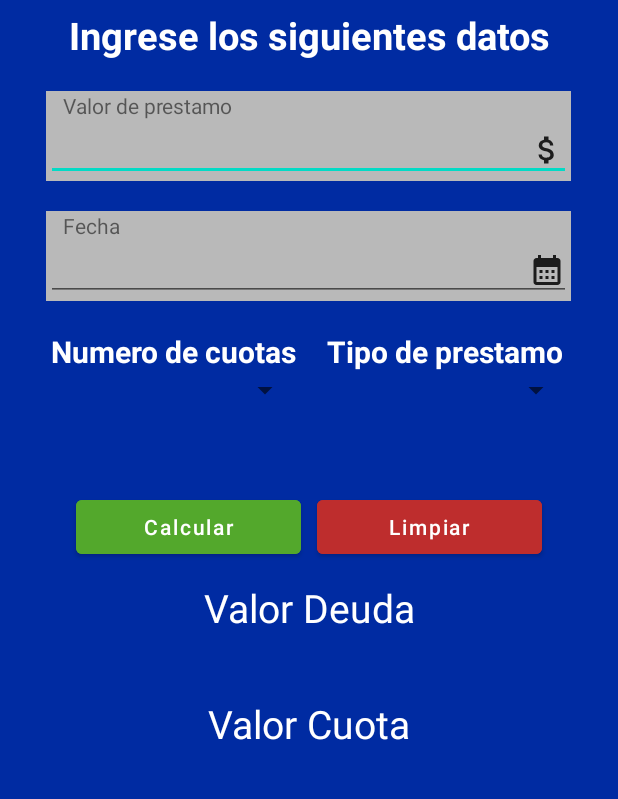
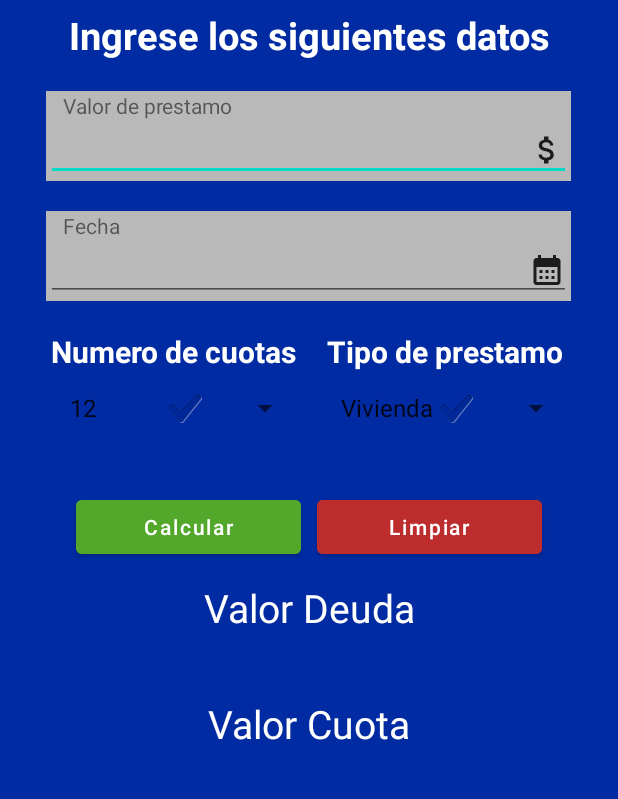
Before and after one commit to Creator125/Practicas-Android-Cesde, an Android app: the screen it shows after launch (MainActivity), on a phone screen of 412 x 824 dp, the part 219-1018 px from its top. Run offline under Robolectric (Android 15) with nearby library versions, the phone set to English and light mode, and no system bars.

Commit message:
FinanciCom/: Se realizó el funcionamiento de la aplicación

```diff
--- a/FinanciCom/FinanciCom/app/src/main/java/com/example/financicom/MainActivity.java
+++ b/FinanciCom/FinanciCom/app/src/main/java/com/example/financicom/MainActivity.java
@@ -3,12 +3,111 @@ package com.example.financicom;
 import androidx.appcompat.app.AppCompatActivity;
 
 import android.os.Bundle;
+import android.view.View;
+import android.widget.AdapterView;
+import android.widget.ArrayAdapter;
+import android.widget.Button;
+import android.widget.EditText;
+import android.widget.Spinner;
+import android.widget.TextView;
+import android.widget.Toast;
 
-public class MainActivity extends AppCompatActivity {
+import java.text.DecimalFormat;
+
+public class MainActivity extends AppCompatActivity implements AdapterView.OnItemSelectedListener {
+    //Arrays para los Spiners
+    String[] cuotas = {"12", "24"};
+    String[] prestamos = {"Vivienda", "Vehiculo"};
+    //La variable que contendrá los items selecionados de los arrays
+    int selecCuotas;
+    String selecPrestamos;
+    //Instaciar los elementos que tiene id
+    EditText valorPrestamo, fecha;
+    TextView valorDeuda, valorCuota;
+    Spinner numCuotas, tipoPrestamo;
+    Button calcular, limpiar;
+
 
     @Override
     protected void onCreate(Bundle savedInstanceState) {
         super.onCreate(savedInstanceState);
         setContentView(R.layout.activity_main);
+
+        //Referenciar los objetos instaciados
+        valorPrestamo = findViewById(R.id.etvarPrestamo);
+        fecha = findViewById(R.id.etfecha);
+        valorDeuda = findViewById(R.id.tvvalorDeuda);
+        valorCuota = findViewById(R.id.tvvalorCuota);
+        numCuotas = findViewById(R.id.spnumCuotas);
+        tipoPrestamo = findViewById(R.id.sptipoPrestamo);
+        calcular = findViewById(R.id.btncalcular);
+        limpiar = findViewById(R.id.btnlimpiar);
+
+        //Crear los ArrayAdapte (Adaptadores) para recibir la infomacion del array
+        ArrayAdapter adpCuotas = new ArrayAdapter(this, android.R.layout.simple_list_item_checked, cuotas);
+        numCuotas.setAdapter(adpCuotas);
+        ArrayAdapter adpPrestamos = new ArrayAdapter(this, android.R.layout.simple_list_item_checked, prestamos);
+        tipoPrestamo.setAdapter(adpPrestamos);
+
+        //Generar el evento para cuando se seleccione uno de los item disponibles
+        numCuotas.setOnItemSelectedListener(this);
+        tipoPrestamo.setOnItemSelectedListener(this);
+
+        //Evento del boton limpiar
+        limpiar.setOnClickListener(new View.OnClickListener() {
+            @Override
+            public void onClick(View v) {
+                //Eliminar los elementos asociados VarlorPrestamos y Fecha
+                valorPrestamo.setText("");
+                fecha.setText("");
+                valorPrestamo.requestFocus(); //Enviar el foco al elemento referenciado 'valorPrestamo'
+            }
+        });
+
+        //Evento para el boton calcular
+        calcular.setOnClickListener(new View.OnClickListener() {
+            @Override
+            public void onClick(View v) {
+                //Verificar si todos los datos se haya diligenciados
+                String mvalorPrestamo = valorPrestamo.getText().toString();
+                String mfecha = fecha.getText().toString();
+
+                if(!mvalorPrestamo.isEmpty() && !mfecha.isEmpty()){
+                    double interes = 0;
+
+                    switch (selecPrestamos){
+                        case "Vivienda":
+                            interes = 0.1;
+                            break;
+                        case "Vehiculo":
+                            interes = 1.5;
+                    }
+
+                    //Hallar el valor deuda
+                    double valorDeudaTotal = Double.valueOf(mvalorPrestamo) + interes;
+                    //Hallar el valor cuota
+                    double valorCuotaTotal = valorDeudaTotal / selecCuotas;
+
+                    DecimalFormat numdecilformat = new DecimalFormat("###,###,###,###.##");
+
+                    //Mostrando los valores
+                    valorDeuda.setText(numdecilformat.format(valorDeudaTotal)); //El valor de la deuda
+                    valorCuota.setText(numdecilformat.format(valorCuotaTotal)); //El valor de la cuota
+                }else{
+                    Toast.makeText(getApplicationContext(), "Debe ingresar todos los datos", Toast.LENGTH_SHORT).show();
+                }
+            }
+        });
+    }
+
+    @Override
+    public void onItemSelected(AdapterView<?> parent, View view, int position, long id) {
+        selecCuotas = Integer.parseInt(cuotas[position]);
+        selecPrestamos = prestamos[position];
+    }
+
+    @Override
+    public void onNothingSelected(AdapterView<?> parent) {
+
     }
 }
```
